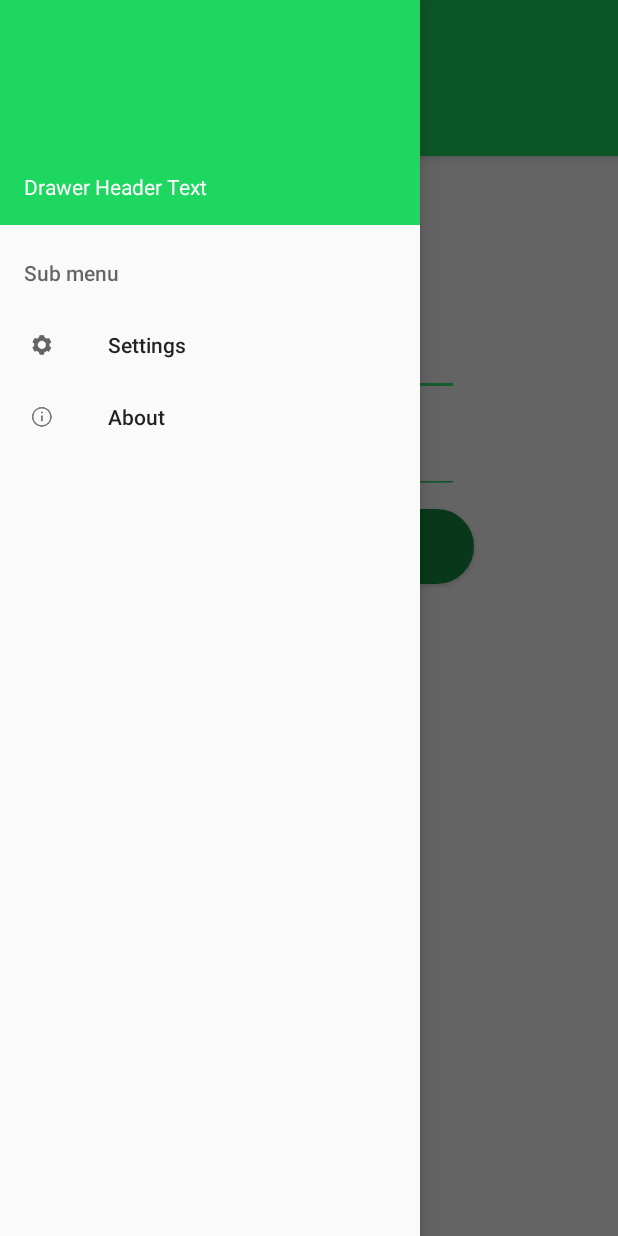
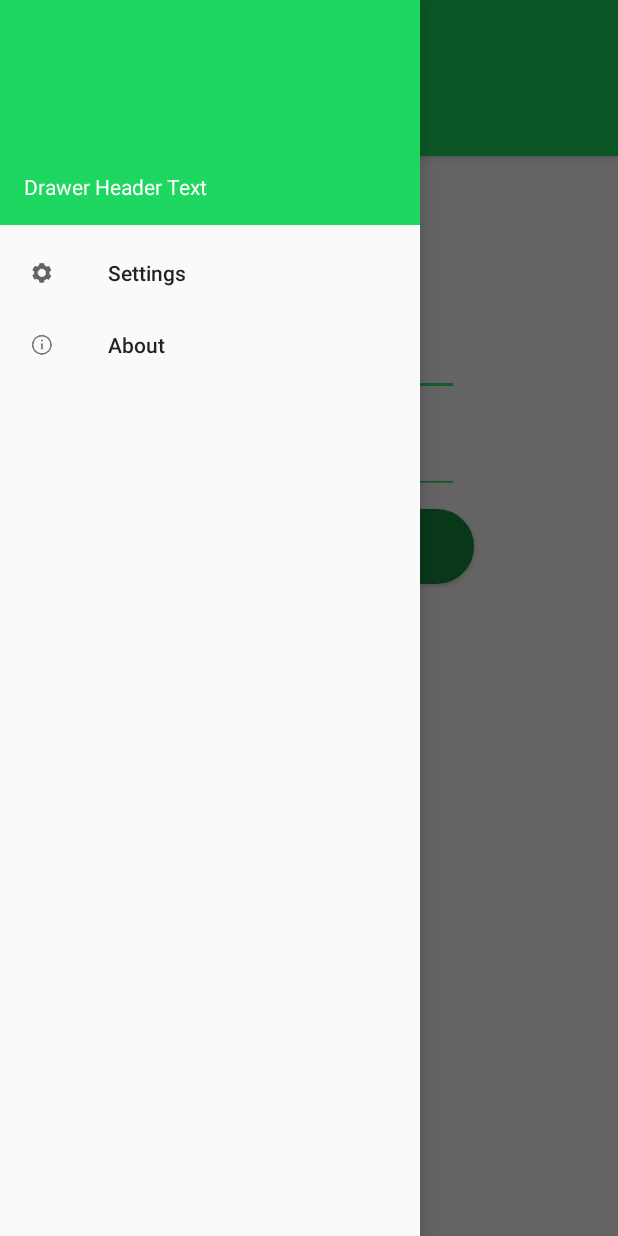
Before and after one commit to benjika/TNT, an Android app: the screen it shows after launch (MainActivity), with the side drawer open, on a phone screen of 412 x 824 dp. Run offline under Robolectric (Android 15) with nearby library versions, the phone set to English and light mode, and no system bars.

Commit message:
menu items fixed

```diff
--- a/app/src/main/res/layout/activity_main.xml
+++ b/app/src/main/res/layout/activity_main.xml
@@ -55,19 +55,3 @@
         app:menu="@menu/drawer_menu" />
 
 </android.support.v4.widget.DrawerLayout>
-
-    <!-- <fragment
-           android:id="@+id/logInFragment"
-           android:name="com.example.luput.tnt.LogInFragment"
-           android:layout_width="match_parent"
-           android:layout_height="match_parent">
-
-       </fragment>
-
-       <fragment
-           android:id="@+id/SignUpFragment"
-           android:name="com.example.luput.tnt.SignUpFragment"
-           android:layout_width="match_parent"
-           android:layout_height="match_parent">
-
-       </fragment> -->
--- a/app/src/main/res/menu/drawer_menu.xml
+++ b/app/src/main/res/menu/drawer_menu.xml
@@ -1,24 +1,11 @@
 <?xml version="1.0" encoding="utf-8"?>
 <menu xmlns:android="http://schemas.android.com/apk/res/android">
+    <item
+        android:icon="@drawable/ic_settings"
+        android:title="@string/settings" />
 
     <item
-        android:icon="@drawable/ic_logout"
-        android:title="@string/logout"
-        android:visible="false"/>
+        android:icon="@drawable/ic_about"
+        android:title="@string/about" />
 
-    <item android:title="Sub menu">
-
-
-        <menu>
-
-            <item
-                android:icon="@drawable/ic_settings"
-                android:title="@string/settings" />
-
-            <item
-                android:icon="@drawable/ic_about"
-                android:title="@string/about" />
-
-        </menu>
-    </item>
 </menu>
```
